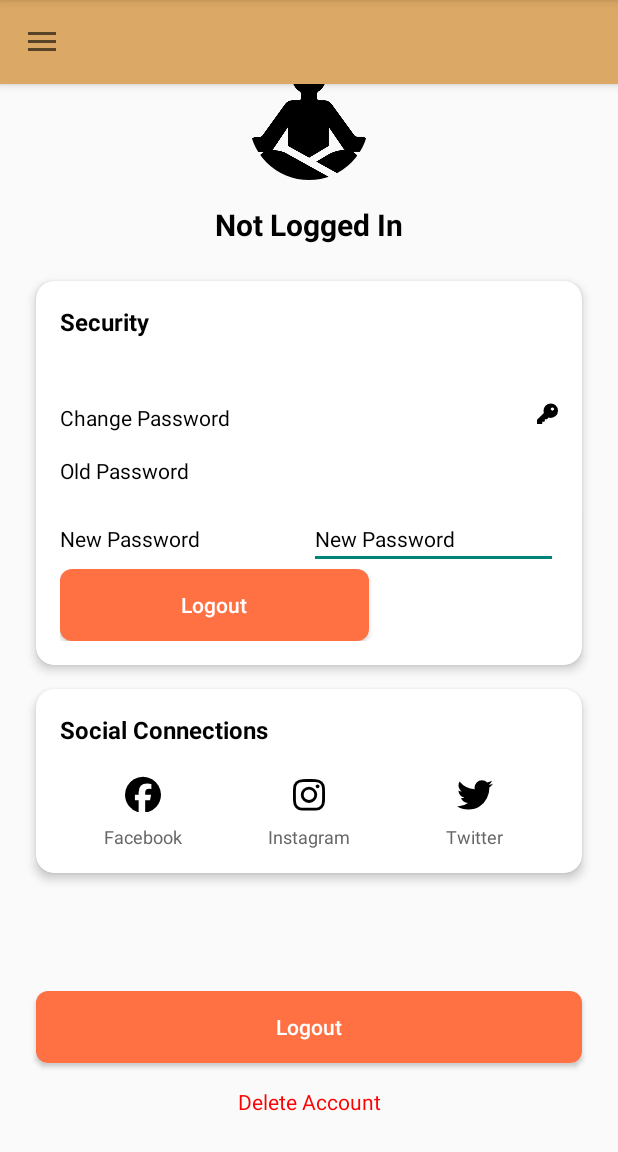
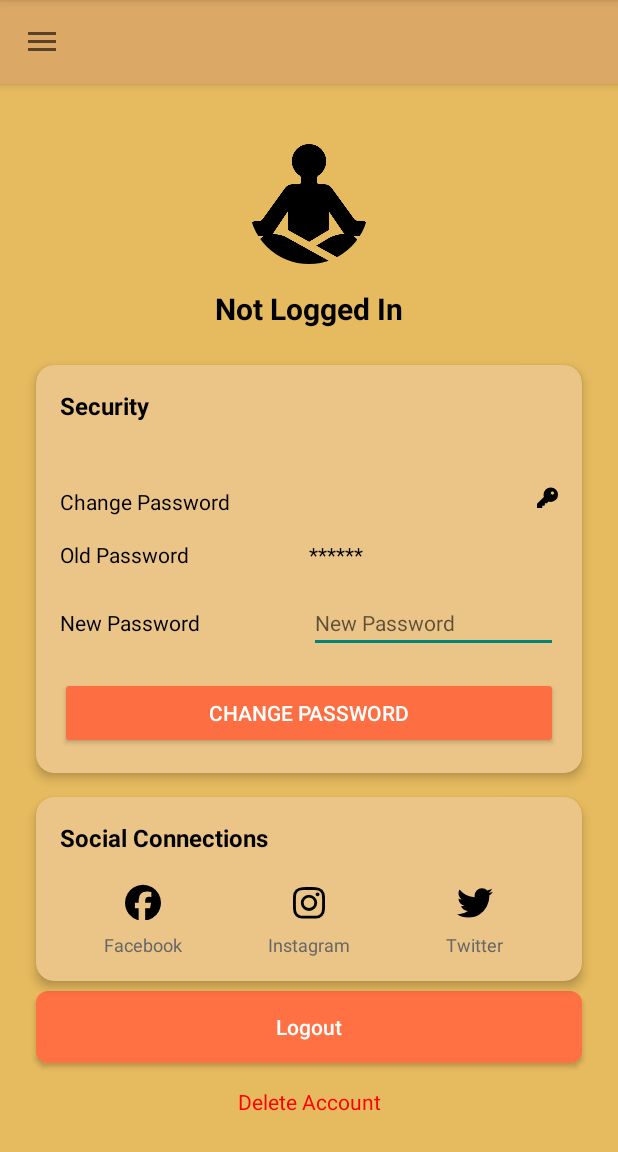
Before and after one commit to CS-BIT-Project/2228019-SNEHAL-GUMBER, an Android app: the screen it shows after launch (MainActivity), in the side drawer, after a tap on "Profile", on a phone screen of 412 x 824 dp, the part 84-1236 px from its top. Run offline under Robolectric (Android 15) with nearby library versions, the light colour scheme and no system bars; our stand-ins replace CircleImageView, Firebase (no records; nobody signed in at launch, a user with empty details on screens opened directly); Roboto replaces fonts that are not available here; 1 statement that could not run was skipped.

Commit message:
Initial commit

```diff
--- a/app/build.gradle.kts
+++ b/app/build.gradle.kts
@@ -1,7 +1,7 @@
 plugins {
     alias(libs.plugins.android.application)
     alias(libs.plugins.kotlin.android)
-    id("com.google.gms.google-services") version "4.4.0"
+    id("com.google.gms.google-services") version "4.3.15"
 }
 
 android {
--- a/app/src/main/res/layout/activity_main.xml
+++ b/app/src/main/res/layout/activity_main.xml
@@ -1,10 +1,16 @@
-<?xml version="1.0" encoding="utf-8"?>
-<androidx.coordinatorlayout.widget.CoordinatorLayout xmlns:android="http://schemas.android.com/apk/res/android"
+<androidx.drawerlayout.widget.DrawerLayout xmlns:android="http://schemas.android.com/apk/res/android"
     xmlns:app="http://schemas.android.com/apk/res-auto"
     xmlns:tools="http://schemas.android.com/tools"
+    android:id="@+id/drawer_layout"
     android:layout_width="match_parent"
     android:layout_height="match_parent"
     tools:context=".MainActivity">
+
+    <!-- Main content -->
+    <LinearLayout
+        android:layout_width="match_parent"
+        android:layout_height="match_parent"
+        android:orientation="vertical">
 
         <!-- Toolbar -->
         <com.google.android.material.appbar.AppBarLayout
@@ -20,17 +26,15 @@
                 android:titleTextColor="@android:color/black" />
         </com.google.android.material.appbar.AppBarLayout>
 
-    <!-- Main Content Layout -->
-    <androidx.drawerlayout.widget.DrawerLayout
-        android:id="@+id/drawer_layout"
-        android:layout_width="match_parent"
-        android:layout_height="match_parent">
-
+        <!-- Container -->
         <FrameLayout
             android:id="@+id/container"
             android:layout_width="match_parent"
-            android:layout_height="match_parent" />
+            android:layout_height="0dp"
+            android:layout_weight="1" />
+    </LinearLayout>
 
+    <!-- Navigation drawer -->
     <com.google.android.material.navigation.NavigationView
         android:id="@+id/navigation_view"
         android:layout_width="wrap_content"
@@ -38,6 +42,5 @@
         android:layout_gravity="start"
         app:menu="@menu/hamburger_menu"
         app:headerLayout="@layout/nav_header" />
+
 </androidx.drawerlayout.widget.DrawerLayout>
-
-</androidx.coordinatorlayout.widget.CoordinatorLayout>
--- a/app/src/main/res/layout/fragment_profile.xml
+++ b/app/src/main/res/layout/fragment_profile.xml
@@ -4,8 +4,10 @@
     xmlns:tools="http://schemas.android.com/tools"
     android:layout_width="match_parent"
     android:layout_height="match_parent"
+    android:background="#E6BA5E"
     tools:context=".ProfileFragment">
 
+    <!-- Profile Image -->
     <com.google.android.material.imageview.ShapeableImageView
         android:id="@+id/profileImage"
         android:layout_width="80dp"
@@ -14,36 +16,36 @@
         android:src="@drawable/meditation__1_"
         android:scaleType="centerCrop"
         app:shapeAppearanceOverlay="@style/CircleImageView"
-        app:layout_constraintEnd_toEndOf="parent"
+        app:layout_constraintTop_toTopOf="parent"
         app:layout_constraintStart_toStartOf="parent"
-        app:layout_constraintTop_toTopOf="parent"
-        android:backgroundTint="#FFFFFF" />
+        app:layout_constraintEnd_toEndOf="parent" />
 
+    <!-- User Name -->
     <TextView
         android:id="@+id/textViewName"
         android:layout_width="wrap_content"
         android:layout_height="wrap_content"
         android:layout_marginTop="16dp"
-        android:text="Sarah Moonlight"
+        android:text="User"
         android:textColor="#000000"
         android:textSize="20sp"
         android:textStyle="bold"
-        app:layout_constraintEnd_toEndOf="parent"
+        app:layout_constraintTop_toBottomOf="@id/profileImage"
         app:layout_constraintStart_toStartOf="parent"
-        app:layout_constraintTop_toBottomOf="@+id/profileImage" />
+        app:layout_constraintEnd_toEndOf="parent" />
 
+    <!-- Security Card -->
     <androidx.cardview.widget.CardView
         android:id="@+id/cardSecurity"
         android:layout_width="0dp"
         android:layout_height="wrap_content"
-        android:layout_marginStart="24dp"
-        android:layout_marginTop="24dp"
-        android:layout_marginEnd="24dp"
+        android:layout_margin="24dp"
         app:cardCornerRadius="12dp"
         app:cardElevation="4dp"
-        app:layout_constraintEnd_toEndOf="parent"
+        android:backgroundTint="#EBC588"
+        app:layout_constraintTop_toBottomOf="@id/textViewName"
         app:layout_constraintStart_toStartOf="parent"
-        app:layout_constraintTop_toBottomOf="@+id/textViewName">
+        app:layout_constraintEnd_toEndOf="parent">
 
         <LinearLayout
             android:layout_width="match_parent"
@@ -64,7 +66,7 @@
                 android:layout_width="wrap_content"
                 android:layout_height="wrap_content"
                 android:layout_marginTop="8dp"
-                android:text="sarah.moonlight@gmail.com"
+                android:text="user@example.com"
                 android:textColor="#666666"
                 android:textSize="14sp" />
 
@@ -88,6 +90,7 @@
                     android:layout_height="wrap_content"
                     android:src="@drawable/svg__21_" />
             </LinearLayout>
+
             <LinearLayout
                 android:id="@+id/password"
                 android:layout_width="match_parent"
@@ -101,16 +104,20 @@
                     android:layout_weight="1"
                     android:text="Old Password"
                     android:textColor="#000000"
-                    android:textSize="14sp"
-                    />
+                    android:textSize="14sp" />
+
                 <TextView
+                    android:id="@+id/textViewpassword"
                     android:layout_width="0dp"
                     android:layout_height="wrap_content"
                     android:layout_weight="1"
+                    android:hint="******"
+                    android:textColorHint="@color/black"
+                    android:inputType="textPassword"
                     android:textColor="#000000"
-                    android:textSize="14sp"
-                     android:id="@+id/textViewpassword"/>
+                    android:textSize="14sp" />
             </LinearLayout>
+
             <LinearLayout
                 android:id="@+id/newpassword"
                 android:layout_width="match_parent"
@@ -125,31 +132,27 @@
                     android:text="New Password"
                     android:textColor="#000000"
                     android:textSize="14sp" />
+
                 <EditText
+                    android:id="@+id/textViewchangepassword"
                     android:layout_width="0dp"
                     android:layout_height="wrap_content"
                     android:layout_weight="1"
-                    android:text="New Password"
+                    android:hint="New Password"
+                    android:inputType="textPassword"
                     android:textColor="#000000"
-                    android:textSize="14sp"
-                    android:id="@+id/textViewchangepassword" />
+                    android:textSize="14sp" />
             </LinearLayout>
 
             <Button
                 android:id="@+id/buttonChangepassword"
-                android:layout_width="206dp"
+                android:layout_width="match_parent"
                 android:layout_height="wrap_content"
-                android:background="@drawable/button_background"
-                android:drawablePadding="8dp"
-                android:paddingStart="16dp"
-                android:paddingEnd="16dp"
-                android:text="Logout"
-                android:textAllCaps="false"
-                android:textColor="#FFFFFF"
-                app:layout_constraintTop_toBottomOf="@+id/cardSecurity"
-                tools:layout_editor_absoluteX="104dp" />
+                android:layout_marginTop="16dp"
+                android:backgroundTint="#FD6F43"
+                android:text="Change Password"
+                android:textColor="#FFFFFF" />
         </LinearLayout>
-
     </androidx.cardview.widget.CardView>
 
     <androidx.cardview.widget.CardView
@@ -163,7 +166,8 @@
         app:cardElevation="4dp"
         app:layout_constraintEnd_toEndOf="parent"
         app:layout_constraintStart_toStartOf="parent"
-        app:layout_constraintTop_toBottomOf="@+id/cardSecurity">
+        app:layout_constraintTop_toBottomOf="@+id/cardSecurity"
+        android:backgroundTint="#EBC588">
 
         <LinearLayout
             android:layout_width="match_parent"
@@ -198,8 +202,8 @@
                         android:id="@+id/facebook"
                         android:layout_width="32dp"
                         android:layout_height="32dp"
-                        android:src="@drawable/svg__25_"
-                        android:backgroundTint="@color/white"/>
+                        android:backgroundTint="#EBC588"
+                        android:src="@drawable/svg__25_" />
 
                     <TextView
                         android:layout_width="wrap_content"
@@ -220,9 +224,9 @@
 
                     <ImageButton
                         android:id="@+id/instagram"
-                        android:backgroundTint="@color/white"
                         android:layout_width="32dp"
                         android:layout_height="32dp"
+                        android:backgroundTint="#EBC588"
                         android:src="@drawable/svg__22_" />
 
                     <TextView
@@ -243,11 +247,11 @@
                     android:orientation="vertical">
 
                     <ImageButton
+                        android:id="@+id/twitter"
                         android:layout_width="32dp"
                         android:layout_height="32dp"
-                        android:src="@drawable/svg__23_"
-                        android:id="@+id/twitter"
-                        android:backgroundTint="@color/white"/>
+                        android:backgroundTint="#EBC588"
+                        android:src="@drawable/svg__23_" />
 
                     <TextView
                         android:layout_width="wrap_content"
@@ -260,7 +264,7 @@
             </LinearLayout>
         </LinearLayout>
     </androidx.cardview.widget.CardView>
-
+    <!-- Logout Button -->
     <androidx.appcompat.widget.AppCompatButton
         android:id="@+id/buttonLogout"
         android:layout_width="0dp"
@@ -269,16 +273,14 @@
         android:layout_marginEnd="24dp"
         android:layout_marginBottom="16dp"
         android:background="@drawable/button_background"
-        android:drawablePadding="8dp"
-        android:paddingStart="16dp"
-        android:paddingEnd="16dp"
         android:text="Logout"
+        android:textColor="#FFFFFF"
         android:textAllCaps="false"
-        android:textColor="#FFFFFF"
-        app:layout_constraintBottom_toTopOf="@+id/btnDeleteAccount"
-        app:layout_constraintEnd_toEndOf="parent"
-        app:layout_constraintStart_toStartOf="parent" />
+        app:layout_constraintBottom_toTopOf="@id/btnDeleteAccount"
+        app:layout_constraintStart_toStartOf="parent"
+        app:layout_constraintEnd_toEndOf="parent" />
 
+    <!-- Delete Account Text -->
     <TextView
         android:id="@+id/btnDeleteAccount"
         android:layout_width="wrap_content"
@@ -288,8 +290,7 @@
         android:textColor="#FF0000"
         android:textSize="14sp"
         app:layout_constraintBottom_toBottomOf="parent"
-        app:layout_constraintEnd_toEndOf="parent"
-        app:layout_constraintStart_toStartOf="parent" />
-
+        app:layout_constraintStart_toStartOf="parent"
+        app:layout_constraintEnd_toEndOf="parent" />
 
 </androidx.constraintlayout.widget.ConstraintLayout>
```
Lines whose indentation alone changed are shown as unchanged.
